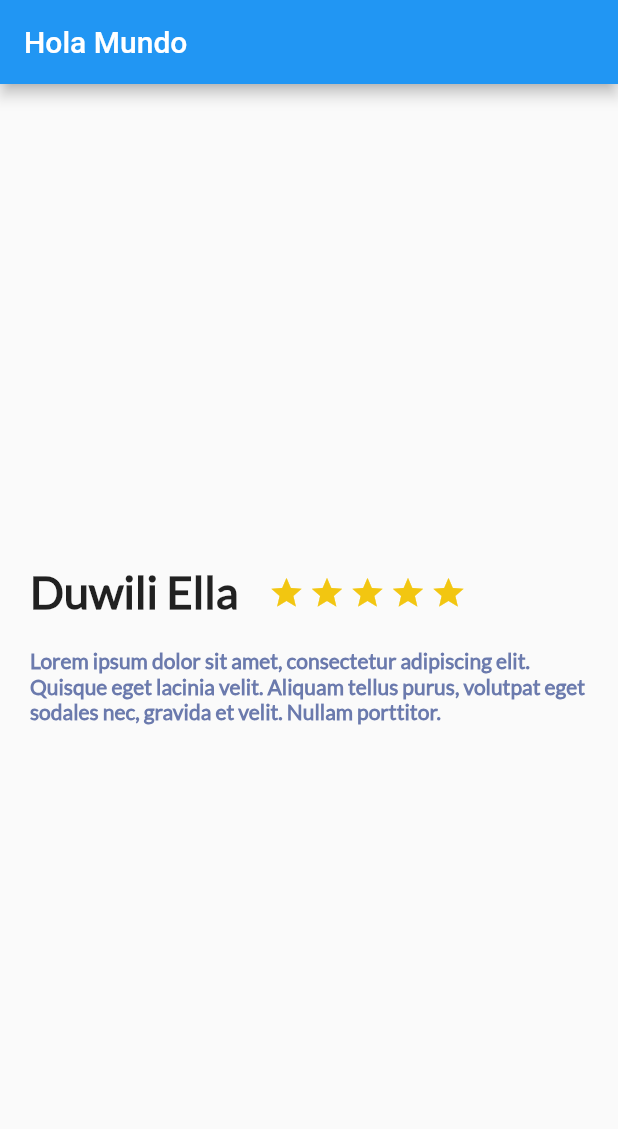
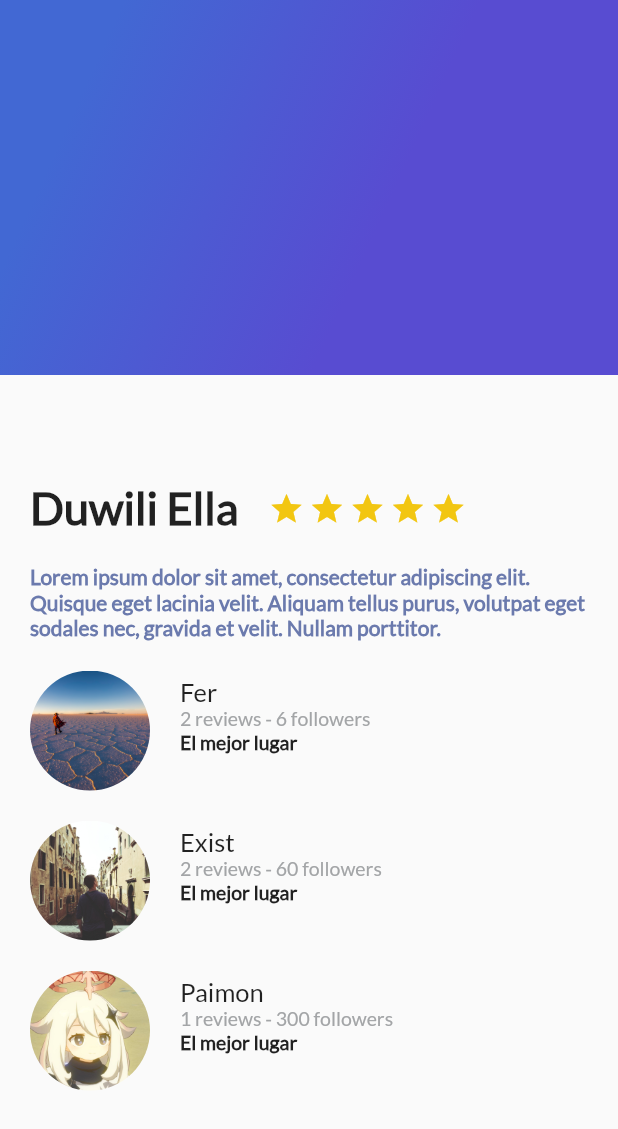
Before and after one commit to GregVaz/flutter-course, a Flutter app: the screen it shows after launch, on a phone screen of 412 x 824 dp. Shown: the top 1129 px of the screen. Run offline on Flutter 3.47's test engine with Material 2 defaults, Android fonts, the phone set to English and light mode, and no system bars.

Commit message:
feat: add widget to reviews, reviews list and use of stack widget

```diff
--- /dev/null
+++ b/trips_app/lib/gradient_background.dart
@@ -0,0 +1,22 @@
+import 'package:flutter/material.dart';
+
+class GradientBackground extends StatelessWidget {
+  @override
+  Widget build(BuildContext context) {
+    return Container(
+      height: 250.0,
+      decoration: BoxDecoration(
+        gradient: LinearGradient(
+          colors: [
+            Color(0xFF4268D3),
+            Color(0xFF584CD1),
+          ],
+          begin: FractionalOffset(0.2, 0.0),
+          end: FractionalOffset(1.0, 0.6),
+          stops: [0.0, 0.6],
+          tileMode: TileMode.clamp,
+        ),
+      ),
+    );
+  }
+}
--- a/trips_app/lib/main.dart
+++ b/trips_app/lib/main.dart
@@ -1,5 +1,7 @@
 import 'package:flutter/material.dart';
 import 'description_place.dart';
+import 'review_list.dart';
+import 'gradient_background.dart';
 
 void main() {
   runApp(const MyApp());
@@ -27,16 +29,19 @@ class MyApp extends StatelessWidget {
         ),
         // home: // const MyHomePage(title: 'Flutter Demo Home Page'),
         home: Scaffold(
-            appBar: AppBar(
-              title: const Text("Hola Mundo"),
-            ),
-            body: new DescriptionPlace(
-              "Duwili Ella",
-              4,
-              "Lorem ipsum dolor sit amet, consectetur adipiscing elit. Quisque eget lacinia velit. Aliquam tellus purus, volutpat eget sodales nec, gravida et velit. Nullam porttitor."
-            )
-        )
-    );
+          body: Stack(
+            children: [
+              ListView(
+                children: [
+                  DescriptionPlace("Duwili Ella", 4,
+                      "Lorem ipsum dolor sit amet, consectetur adipiscing elit. Quisque eget lacinia velit. Aliquam tellus purus, volutpat eget sodales nec, gravida et velit. Nullam porttitor."),
+                  ReviewList(),
+                ],
+              ),
+              GradientBackground(),
+            ],
+          ),
+        ));
   }
 }
 
--- /dev/null
+++ b/trips_app/lib/review.dart
@@ -0,0 +1,90 @@
+import 'package:flutter/material.dart';
+
+class Review extends StatelessWidget {
+  String pathImage = "assets/img/traveler.jpg";
+  String name = "Sr Galletas";
+  String details = "1 review - 5 photos";
+  String comment = "Here is an amazing place in the world";
+
+  Review(this.pathImage, this.name, this.details, this.comment);
+
+  @override
+  Widget build(BuildContext context) {
+    final starBorder = Container(
+      margin: const EdgeInsets.only(top: 323.0, right: 3.0),
+      child: const Icon(Icons.star_border, color: Color(0xFFf2C611)),
+    );
+    final starHalf = Container(
+      margin: const EdgeInsets.only(top: 323.0, right: 3.0),
+      child: const Icon(Icons.star_half, color: Color(0xFFf2C611)),
+    );
+    final start = Container(
+      margin: const EdgeInsets.only(top: 323.0, right: 3.0),
+      child: const Icon(Icons.star, color: Color(0xFFf2C611)),
+    );
+
+    final userName = Container(
+      margin: EdgeInsets.only(left: 20.0),
+      child: Text(
+        name,
+        textAlign: TextAlign.left,
+        style: TextStyle(fontSize: 17.0, fontFamily: "Lato"),
+      ),
+    );
+
+    final userInfo = Container(
+      margin: EdgeInsets.only(left: 20.0),
+      child: Text(
+        details,
+        textAlign: TextAlign.left,
+        style: TextStyle(
+          fontSize: 13.0,
+          fontFamily: "Lato",
+          color: Color(0xFFa3a5a7),
+        ),
+      ),
+    );
+
+    final userComment = Container(
+      margin: EdgeInsets.only(left: 20.0),
+      child: Text(
+        comment,
+        textAlign: TextAlign.left,
+        style: TextStyle(
+          fontSize: 13.0,
+          fontFamily: "Lato",
+          fontWeight: FontWeight.w900,
+        ),
+      ),
+    );
+
+    final userDetails = Column(
+      crossAxisAlignment: CrossAxisAlignment.start,
+      children: [
+        userName,
+        userInfo,
+        userComment,
+      ],
+    );
+
+    final photo = Container(
+      margin: EdgeInsets.only(top: 20.0, left: 20.0),
+      width: 80.0,
+      height: 80.0,
+      decoration: BoxDecoration(
+        shape: BoxShape.circle,
+        image: DecorationImage(
+          fit: BoxFit.cover,
+          image: AssetImage(pathImage),
+        ),
+      ),
+    );
+
+    return Row(
+      children: <Widget>[
+        photo,
+        userDetails,
+      ],
+    );
+  }
+}
--- /dev/null
+++ b/trips_app/lib/review_list.dart
@@ -0,0 +1,22 @@
+import 'package:flutter/material.dart';
+import 'package:trips_app/review.dart';
+import 'review.dart';
+
+class ReviewList extends StatelessWidget {
+  const ReviewList({Key? key}) : super(key: key);
+
+  @override
+  Widget build(BuildContext context) {
+    return Column(
+      crossAxisAlignment: CrossAxisAlignment.start,
+      children: [
+        Review("assets/images/traveler.jpg", "Fer", "2 reviews - 6 followers",
+            "El mejor lugar"),
+        Review("assets/images/traveler2.jpg", "Exist",
+            "2 reviews - 60 followers", "El mejor lugar"),
+        Review("assets/images/traveler3.jpg", "Paimon",
+            "1 reviews - 300 followers", "El mejor lugar"),
+      ],
+    );
+  }
+}
```
Also changed, not shown: trips_app/lib/description_place.dart (+22 -47 lines), trips_app/pubspec.yaml (+4 -3 lines), trips_app/assets/images/traveler.jpg (added), trips_app/assets/images/traveler2.jpg (added), trips_app/assets/images/traveler3.jpg (added).
